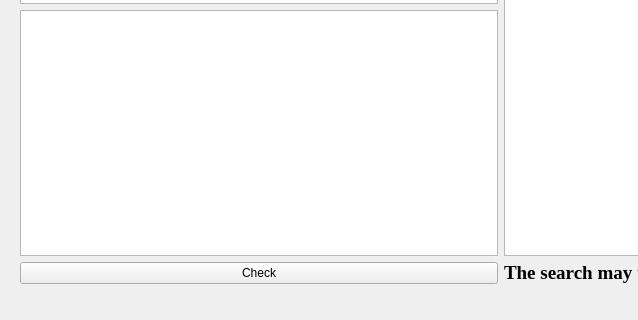
This is mainwindow.ui in AntonK17/DuplicateFinder as Qt 5 draws it before an edit; both pictures show x 0 to 638 and y 280 to 600 of the 1000 by 600 pixel window. The edited form follows.
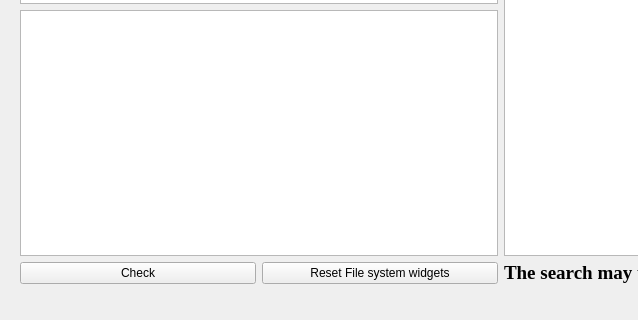
This is the edited form.

What changed in the file:
```diff
--- a/mainwindow.ui
+++ b/mainwindow.ui
@@ -81,14 +81,25 @@
            </property>
           </widget>
          </item>
-        </layout>
-       </item>
+         <item>
+          <layout class="QHBoxLayout" name="horizontalLayout_2">
        <item>
         <widget class="QPushButton" name="Check_btn">
          <property name="text">
           <string>Check</string>
          </property>
         </widget>
+           </item>
+           <item>
+            <widget class="QPushButton" name="RefreshButton">
+             <property name="text">
+              <string>Reset File system widgets</string>
+             </property>
+            </widget>
+           </item>
+          </layout>
+         </item>
+        </layout>
        </item>
       </layout>
      </item>
```
Lines whose indentation alone changed are shown as unchanged.
